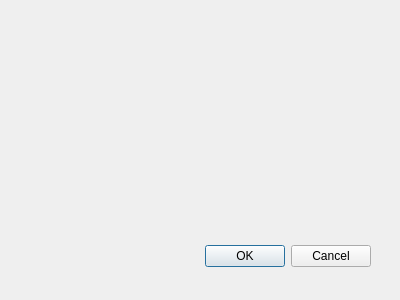
This is TPQtIntroduction/dialogaddclient.ui in Lydie-Pierrick/TP2-QT-INTRO as Qt 5 draws it before an edit. The edited form follows.
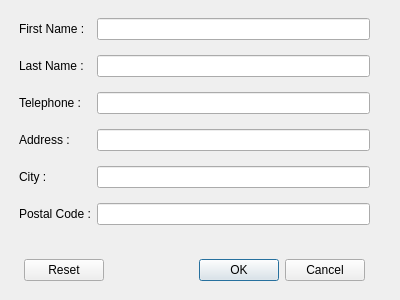
This is the edited form.

```diff
--- a/TPQtIntroduction/dialogaddclient.ui
+++ b/TPQtIntroduction/dialogaddclient.ui
@@ -15,21 +15,119 @@
   <property name="windowTitle">
    <string>Dialog</string>
   </property>
-  <widget name="buttonBox" class="QDialogButtonBox">
+  <widget class="QWidget" name="gridLayoutWidget">
    <property name="geometry">
     <rect>
-     <x>30</x>
-     <y>240</y>
+     <x>19</x>
+     <y>9</y>
+     <width>351</width>
+     <height>231</height>
+    </rect>
+   </property>
+   <layout class="QGridLayout" name="gridLayout">
+    <item row="1" column="1">
+     <widget class="QLineEdit" name="lineEdit_lastName"/>
+    </item>
+    <item row="0" column="1">
+     <widget class="QLineEdit" name="lineEdit_firstName"/>
+    </item>
+    <item row="3" column="1">
+     <widget class="QLineEdit" name="lineEdit_address"/>
+    </item>
+    <item row="5" column="1">
+     <widget class="QLineEdit" name="lineEdit_postalCode"/>
+    </item>
+    <item row="4" column="1">
+     <widget class="QLineEdit" name="lineEdit_city"/>
+    </item>
+    <item row="2" column="1">
+     <widget class="QLineEdit" name="lineEdit_telephone"/>
+    </item>
+    <item row="0" column="0">
+     <widget class="QLabel" name="label_firstName">
+      <property name="text">
+       <string>First Name :</string>
+      </property>
+     </widget>
+    </item>
+    <item row="1" column="0">
+     <widget class="QLabel" name="label_lastName">
+      <property name="text">
+       <string>Last Name :</string>
+      </property>
+     </widget>
+    </item>
+    <item row="2" column="0">
+     <widget class="QLabel" name="label_telephone">
+      <property name="text">
+       <string>Telephone : </string>
+      </property>
+     </widget>
+    </item>
+    <item row="3" column="0">
+     <widget class="QLabel" name="label_address">
+      <property name="text">
+       <string>Address :</string>
+      </property>
+     </widget>
+    </item>
+    <item row="4" column="0">
+     <widget class="QLabel" name="labe_city">
+      <property name="text">
+       <string>City :</string>
+      </property>
+     </widget>
+    </item>
+    <item row="5" column="0">
+     <widget class="QLabel" name="label_postalCode">
+      <property name="text">
+       <string>Postal Code :</string>
+      </property>
+     </widget>
+    </item>
+   </layout>
+  </widget>
+  <widget class="QWidget" name="horizontalLayoutWidget">
+   <property name="geometry">
+    <rect>
+     <x>24</x>
+     <y>250</y>
      <width>341</width>
-     <height>32</height>
+     <height>41</height>
     </rect>
    </property>
-   <property name="orientation">
-    <enum>Qt::Horizontal</enum>
-   </property>
-   <property name="standardButtons">
-    <set>QDialogButtonBox::Cancel|QDialogButtonBox::Ok</set>
-   </property>
+   <layout class="QHBoxLayout" name="horizontalLayout">
+    <item>
+     <widget class="QPushButton" name="pushButton">
+      <property name="text">
+       <string>Reset</string>
+      </property>
+     </widget>
+    </item>
+    <item>
+     <spacer name="horizontalSpacer">
+      <property name="orientation">
+       <enum>Qt::Horizontal</enum>
+      </property>
+      <property name="sizeHint" stdset="0">
+       <size>
+        <width>40</width>
+        <height>20</height>
+       </size>
+      </property>
+     </spacer>
+    </item>
+    <item>
+     <widget class="QDialogButtonBox" name="buttonBox">
+      <property name="orientation">
+       <enum>Qt::Horizontal</enum>
+      </property>
+      <property name="standardButtons">
+       <set>QDialogButtonBox::Cancel|QDialogButtonBox::Ok</set>
+      </property>
+     </widget>
+    </item>
+   </layout>
   </widget>
  </widget>
  <pixmapfunction/>
```
Left out of the diff: 7 changed lines with no effect on the pictures.
